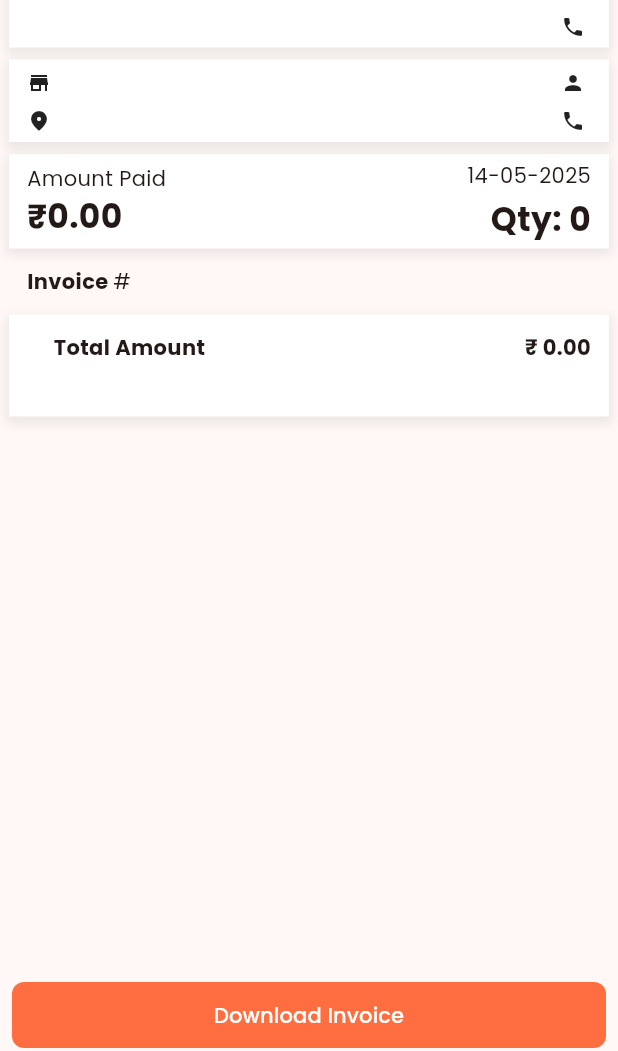
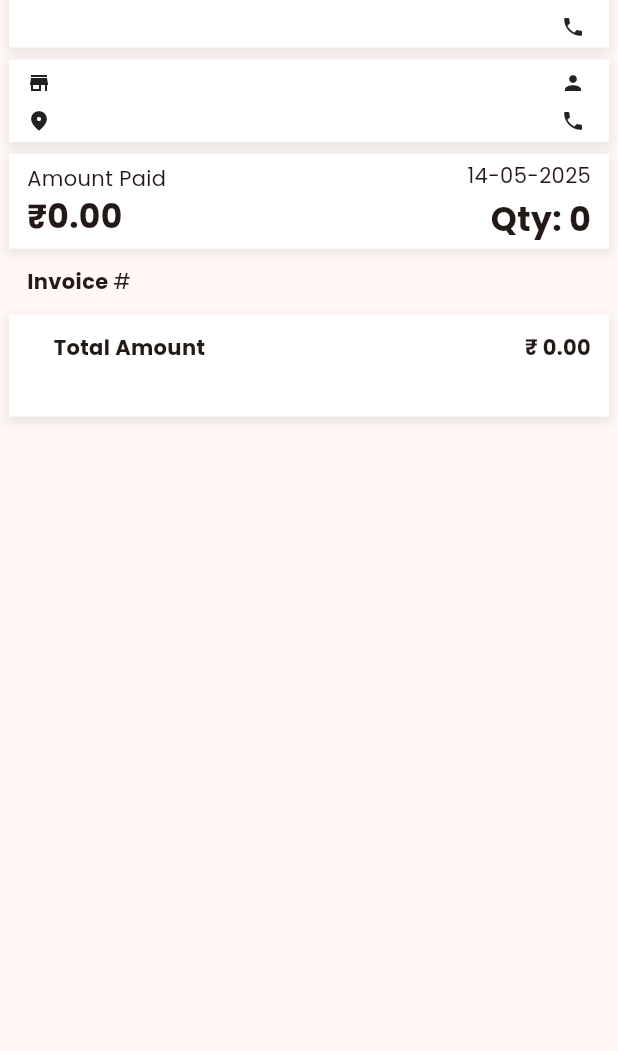
Before and after one commit to Swagnik02/Line-Skip, a Flutter app: the ViewReceiptPage screen opened directly with empty values, on a phone screen of 412 x 824 dp, the part 185-1236 px from its top. Run offline on Flutter 3.47's test engine with Material 3 defaults, Android fonts, the phone set to English and light mode, and no system bars; our stand-ins replace cloud_firestore, firebase_auth, firebase_core, flutter_blue_plus, flutter_riverpod, google_fonts and 2 more; missing offline and left inert: country_pickers, simple_barcode_scanner, upi_pay; accounts and stored records are empty.

Commit message:
removed Download receipt button

```diff
--- a/lib/screens/payment/view_receipt_page.dart
+++ b/lib/screens/payment/view_receipt_page.dart
@@ -146,23 +146,23 @@ class ViewReceiptPage extends StatelessWidget {
         ),
       ),
 
-      bottomNavigationBar: Padding(
-        padding: const EdgeInsets.symmetric(horizontal: 8.0),
-        child: FilledButton(
-          style: FilledButton.styleFrom(
-            shape: RoundedRectangleBorder(
-              borderRadius: BorderRadius.circular(8),
-            ),
-            backgroundColor: Colors.deepOrangeAccent,
-            foregroundColor: Colors.white,
-            padding: const EdgeInsets.symmetric(horizontal: 16, vertical: 12),
-          ),
-          onPressed: () {
-            // Handle invoice download
-          },
-          child: const Text("Download Invoice"),
-        ),
-      ),
+      // bottomNavigationBar: Padding(
+      //   padding: const EdgeInsets.symmetric(horizontal: 8.0),
+      //   child: FilledButton(
+      //     style: FilledButton.styleFrom(
+      //       shape: RoundedRectangleBorder(
+      //         borderRadius: BorderRadius.circular(8),
+      //       ),
+      //       backgroundColor: Colors.deepOrangeAccent,
+      //       foregroundColor: Colors.white,
+      //       padding: const EdgeInsets.symmetric(horizontal: 16, vertical: 12),
+      //     ),
+      //     onPressed: () {
+      //       // Handle invoice download
+      //     },
+      //     child: const Text("Download Invoice"),
+      //   ),
+      // ),
     );
   }
 
```
